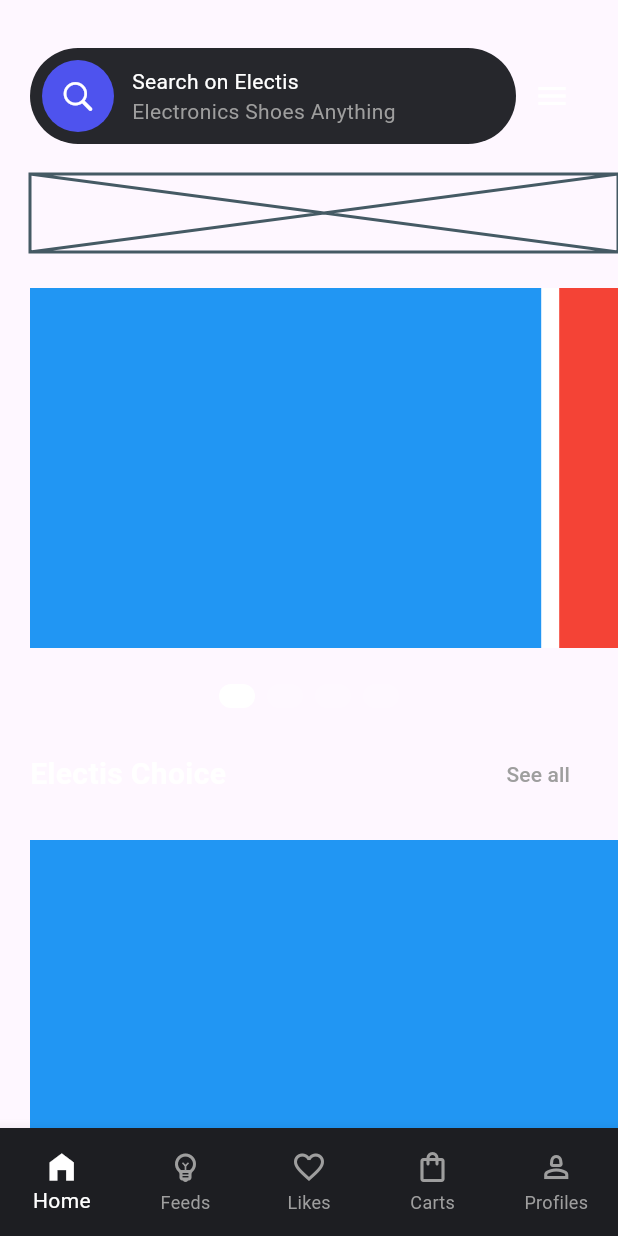
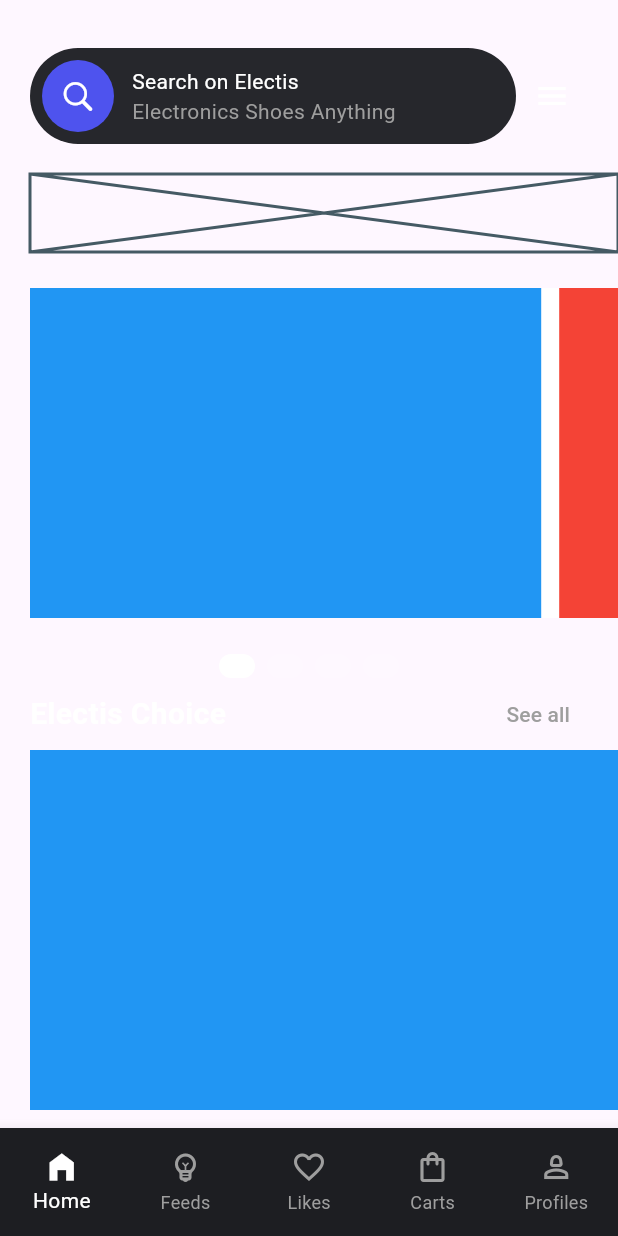
Before and after one commit to JAICHANGPARK/flutter_notebook_chapter_38, a Flutter app: the ElectronicHomePage screen opened directly, on a phone screen of 412 x 824 dp. Run offline on Flutter 3.47's test engine with Material 3 defaults, Android fonts, the phone set to English and light mode, and no system bars; drawn by our look-alikes of smooth_page_indicator; our stand-ins replace gap, go_router.

Commit message:
Update electronic_home_page.dart

```diff
--- a/lib/ep1922_electronic_app/view/electronic_home_page.dart
+++ b/lib/ep1922_electronic_app/view/electronic_home_page.dart
@@ -91,7 +91,7 @@ class _ElectronicHomePageState extends State<ElectronicHomePage> {
                   crossAxisAlignment: CrossAxisAlignment.start,
                   children: [
                     SizedBox(
-                      height: 240,
+                      height: 220,
                       child: Container(
                         margin: EdgeInsets.only(left: 20),
                         color: Colors.white,
@@ -139,7 +139,7 @@ class _ElectronicHomePageState extends State<ElectronicHomePage> {
                       ),
                     ),
                     Padding(
-                      padding: const EdgeInsets.all(20.0),
+                      padding: const EdgeInsets.symmetric(horizontal: 20,),
                       child: Row(
                         mainAxisAlignment: MainAxisAlignment.spaceBetween,
                         children: [
@@ -165,7 +165,7 @@ class _ElectronicHomePageState extends State<ElectronicHomePage> {
                     ),
                     Container(
                       margin: EdgeInsets.only(left: 20),
-                      height: 280,
+                      height: 240,
                       decoration: BoxDecoration(
                         color: Colors.blue,
                       ),
```
